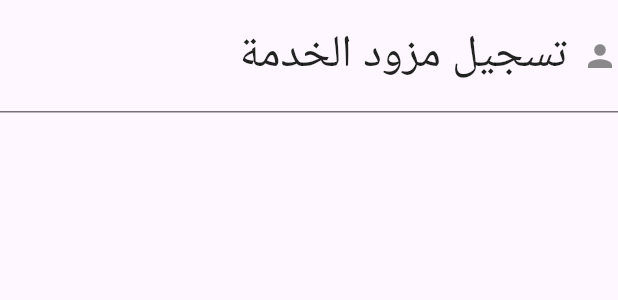
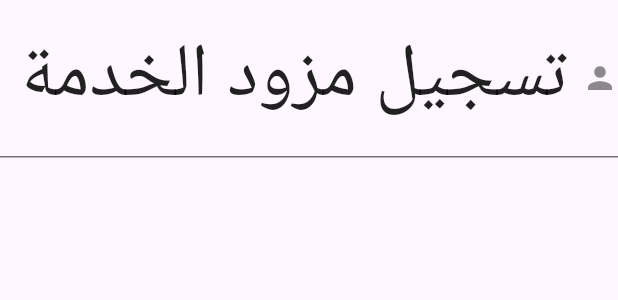
Before and after one commit to OmarWagih95/mmc, a Flutter app: the SettingsListItem widget shown alone on an empty page, opened directly, on a phone screen of 412 x 824 dp. Shown: the top 300 px of the screen. Run offline on Flutter 3.47's test engine with Material 3 defaults, Android fonts, the light colour scheme and no system bars; our stand-ins replace equatable, firebase_core, flutter_bloc; accounts and stored records are empty.

Commit message:
zoom test

```diff
--- a/lib/widgets/SettingsListItem.dart
+++ b/lib/widgets/SettingsListItem.dart
@@ -17,7 +17,7 @@ SettingsListItem(this.iconData,this.title);
             child: Row(
               textDirection: TextDirection.rtl,
               children: [Icon(iconData,color: Colors.black45,),SizedBox(width: 10,),Text(title,
-                style: TextStyle(fontSize: 30,color:Colors.black87),)],),
+                style: TextStyle(fontSize: 50,color:Colors.black87),)],),
             //testtesttest
           ),
         ),
```
